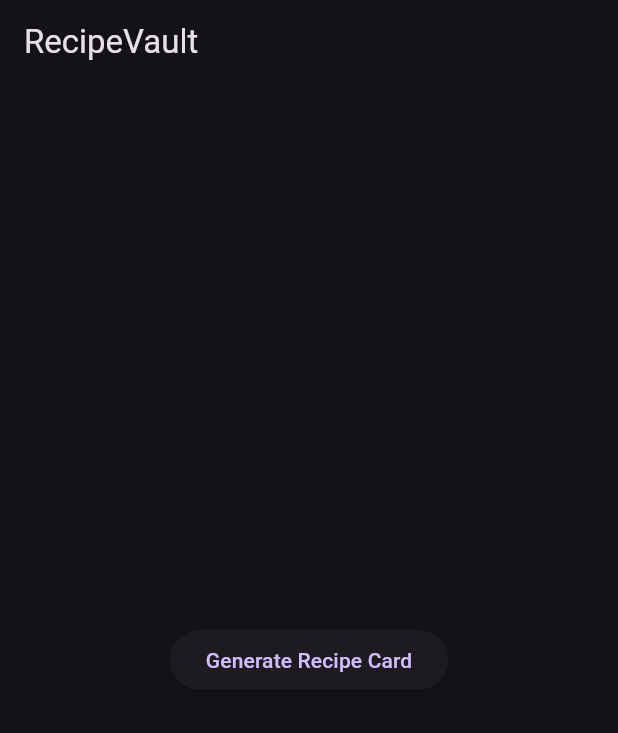
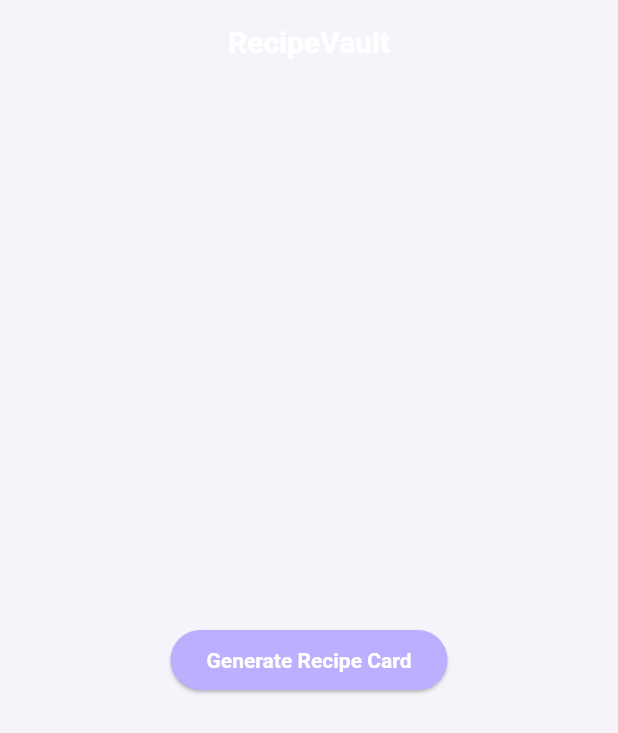
Before and after one commit to JRELMHURST/recipeVault, a Flutter app: the screen it shows after launch, on a phone screen of 412 x 824 dp. Shown: the top 733 px of the screen. Run offline on Flutter 3.47's test engine with Material 3 defaults, Android fonts, the light colour scheme and no system bars; our stand-ins replace cloud_functions, firebase_core, go_router; accounts and stored records are empty.

Commit message:
🎨 Add app-wide light/dark themes and integrate with MaterialApp

```diff
--- /dev/null
+++ b/lib/core/theme.dart
@@ -0,0 +1,66 @@
+// lib/core/theme.dart
+import 'package:flutter/material.dart';
+
+class AppTheme {
+  static const Color primaryColor = Color(0xFFBDAFFF);
+  static const Color backgroundDark = Color(0xFF121014);
+  static const Color backgroundLight = Color(0xFFF6F4FA);
+
+  static final ThemeData darkTheme = ThemeData(
+    brightness: Brightness.dark,
+    primaryColor: primaryColor,
+    scaffoldBackgroundColor: backgroundDark,
+    colorScheme: ColorScheme.dark(
+      primary: primaryColor,
+      surface: backgroundDark,
+    ),
+    appBarTheme: const AppBarTheme(
+      backgroundColor: Colors.transparent,
+      elevation: 0,
+      titleTextStyle: TextStyle(fontSize: 20, fontWeight: FontWeight.bold),
+      centerTitle: true,
+    ),
+    textTheme: const TextTheme(
+      bodyLarge: TextStyle(fontSize: 16),
+      bodyMedium: TextStyle(fontSize: 14),
+    ),
+    elevatedButtonTheme: ElevatedButtonThemeData(
+      style: ElevatedButton.styleFrom(
+        backgroundColor: primaryColor,
+        foregroundColor: Colors.black,
+        shape: RoundedRectangleBorder(borderRadius: BorderRadius.circular(30)),
+        padding: const EdgeInsets.symmetric(horizontal: 24, vertical: 12),
+        textStyle: const TextStyle(fontWeight: FontWeight.bold),
+      ),
+    ),
+  );
+
+  static final ThemeData lightTheme = ThemeData(
+    brightness: Brightness.light,
+    primaryColor: primaryColor,
+    scaffoldBackgroundColor: backgroundLight,
+    colorScheme: ColorScheme.light(
+      primary: primaryColor,
+      surface: backgroundLight,
+    ),
+    appBarTheme: const AppBarTheme(
+      backgroundColor: Colors.transparent,
+      elevation: 0,
+      titleTextStyle: TextStyle(fontSize: 20, fontWeight: FontWeight.bold),
+      centerTitle: true,
+    ),
+    textTheme: const TextTheme(
+      bodyLarge: TextStyle(fontSize: 16),
+      bodyMedium: TextStyle(fontSize: 14),
+    ),
+    elevatedButtonTheme: ElevatedButtonThemeData(
+      style: ElevatedButton.styleFrom(
+        backgroundColor: primaryColor,
+        foregroundColor: Colors.white,
+        shape: RoundedRectangleBorder(borderRadius: BorderRadius.circular(30)),
+        padding: const EdgeInsets.symmetric(horizontal: 24, vertical: 12),
+        textStyle: const TextStyle(fontWeight: FontWeight.bold),
+      ),
+    ),
+  );
+}
--- a/lib/main.dart
+++ b/lib/main.dart
@@ -5,6 +5,7 @@
 import 'firebase_options.dart';
 import 'screens/home_screen.dart';
 import 'screens/results_screen.dart';
+import 'core/theme.dart'; // ✅ Import custom themes
 
 // ✅ Globally accessible Firebase Functions instance
 late final FirebaseFunctions functions;
@@ -40,7 +41,10 @@
     return MaterialApp.router(
       title: 'RecipeVault',
       debugShowCheckedModeBanner: false,
-      theme: ThemeData.dark(),
+      theme: AppTheme.lightTheme,
+      darkTheme: AppTheme.darkTheme,
+      themeMode:
+          ThemeMode.system, // Automatically switches based on system preference
       routerConfig: _router,
     );
   }
```
